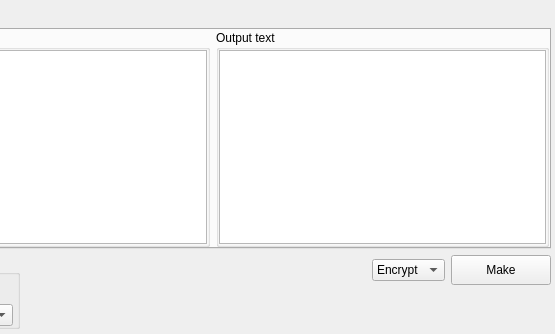
Old version of the form app/gui/symmetric/polybius_square/polybius_square.ui in the repository vasilypht/crypto-methods; both pictures show x 129 to 684 and y 0 to 334 of the 684 by 475 pixel window.
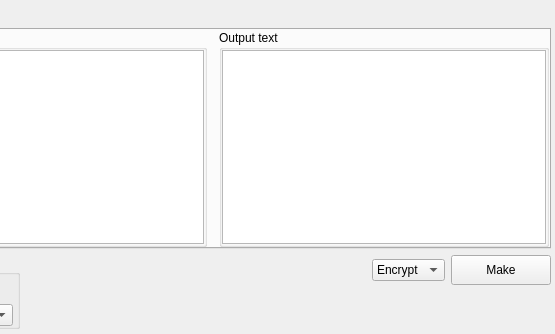
New version of the form.

```diff
--- a/app/gui/symmetric/polybius_square/polybius_square.ui
+++ b/app/gui/symmetric/polybius_square/polybius_square.ui
@@ -39,6 +39,9 @@
        <string>Text</string>
       </attribute>
       <layout class="QHBoxLayout" name="horizontalLayout">
+       <property name="spacing">
+        <number>12</number>
+       </property>
        <property name="leftMargin">
         <number>0</number>
        </property>
```
